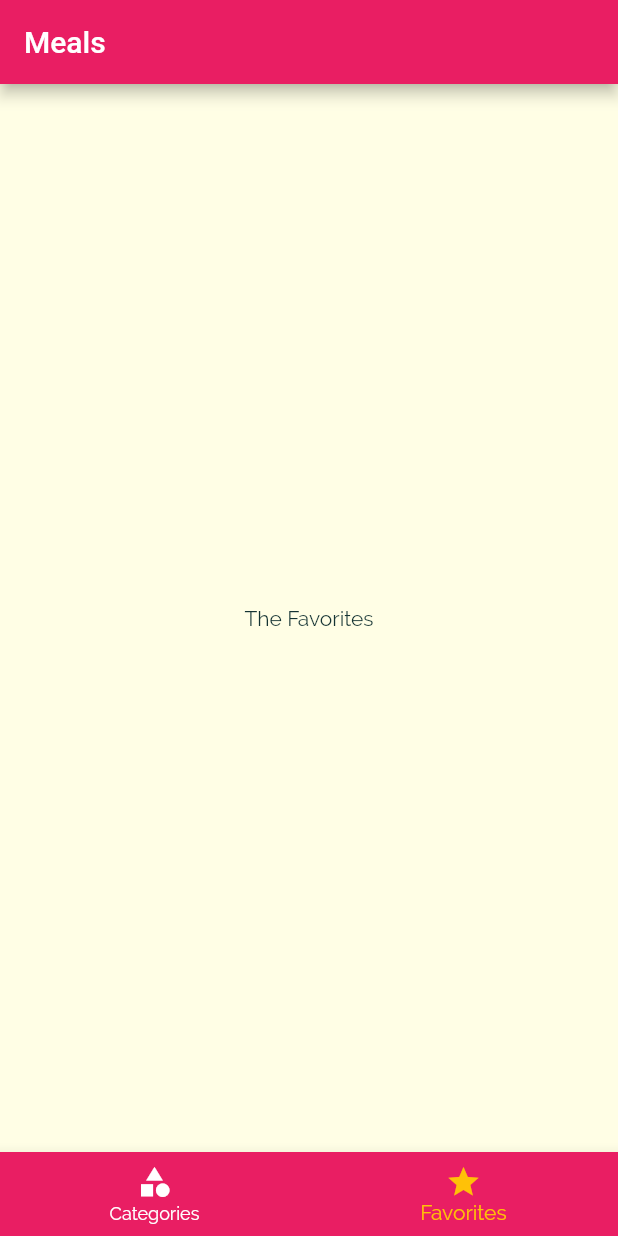
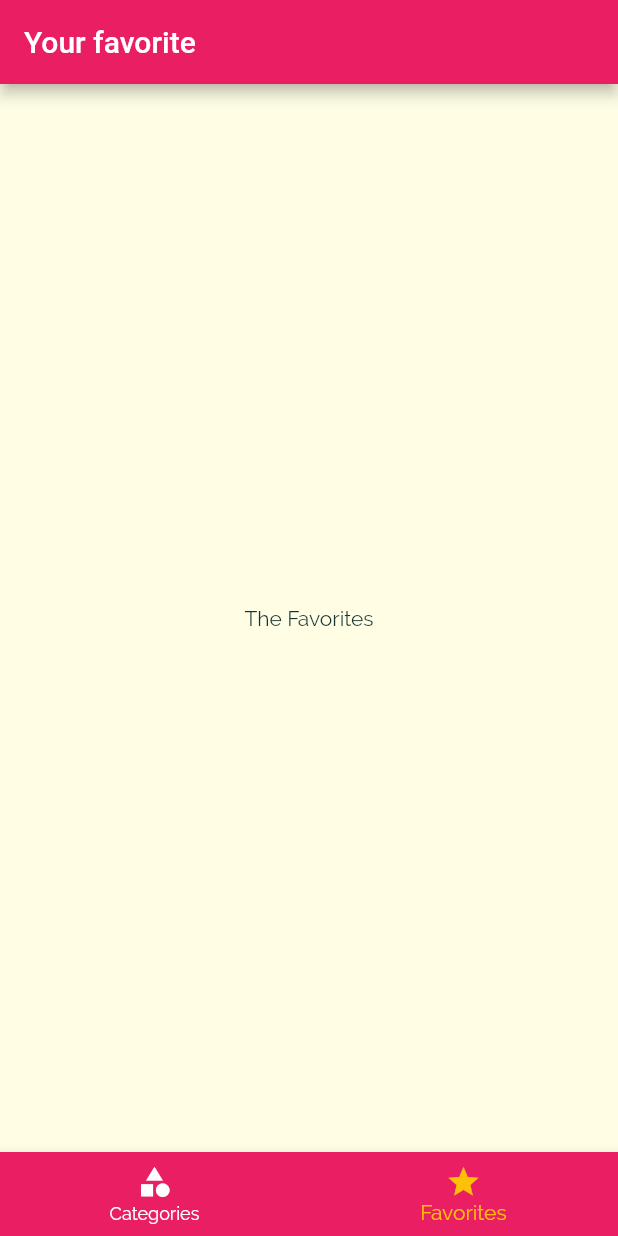
Before and after one commit to Amit-Kushwah-github/food-recipe-flutter-app, a Flutter app: the screen it shows after launch, item 2 of the bottom bar chosen, on a phone screen of 412 x 824 dp. Run offline on Flutter 3.47's test engine with Material 2 defaults, Android fonts, the phone set to English and light mode, and no system bars.

Commit message:
used map in pages

```diff
--- a/lib/screens/tabs_screen.dart
+++ b/lib/screens/tabs_screen.dart
@@ -10,9 +10,12 @@ class TabsScreen extends StatefulWidget {
 }
 
 class _TabsScreenState extends State<TabsScreen> {
-  final List _pages = [
-    CategoriesScreen(),
-    FavoritesScreen(),
+  final List<Map<String, Object>> _pages = [
+    {
+      'page': CategoriesScreen(),
+      'title': 'Categories',
+    },
+    {'page': FavoritesScreen(), 'title': 'Your favorite'},
   ];
 
   int _selectedPageIndex = 0;
@@ -27,9 +30,9 @@ class _TabsScreenState extends State<TabsScreen> {
   Widget build(BuildContext context) {
     return Scaffold(
       appBar: AppBar(
-        title: Text('Meals'),
+        title: Text(_pages[_selectedPageIndex]['title'] as String),
       ),
-      body: _pages[_selectedPageIndex],
+      body: _pages[_selectedPageIndex]['page'] as Widget,
       bottomNavigationBar: BottomNavigationBar(
         onTap: _selectPage,
         backgroundColor: Theme.of(context).primaryColor,
```
